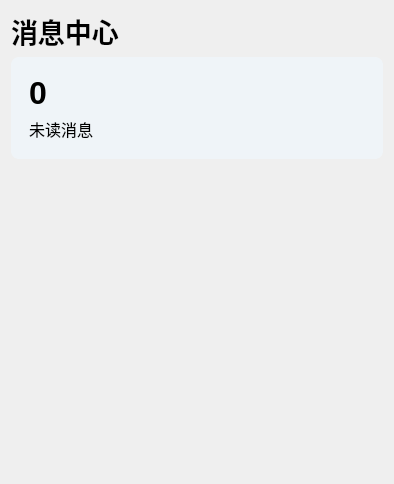
JunWang666/LabNexus, file view/messageCenter/messagewindow.ui: the form before one commit.
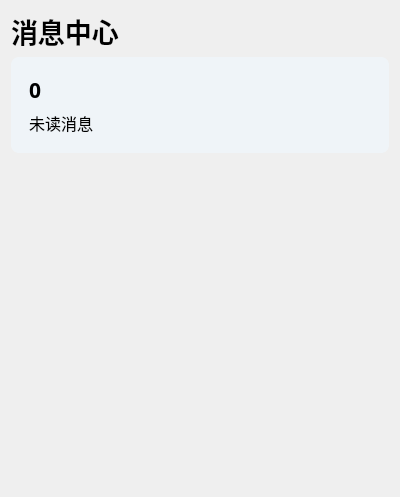
The form after the commit.

Commit message:
[feature] 更新消息中心 UI 并添加用户信息修改功能
- 调整了 `messagewindow.ui` 的窗口大小和部分控件样式。
- 在 `data_UserControl` 中新增了 `changeUserName` 方法，用于更改用户的用户名。
- 更新了 `getUserInWhichGroup` 方法，返回组名列表，并新增 `getUserInWhichGroupList` 和 `deleteUserFromGroup` 方法。

Diff of the .ui file:
```diff
--- a/view/messageCenter/messagewindow.ui
+++ b/view/messageCenter/messagewindow.ui
@@ -6,8 +6,8 @@
    <rect>
     <x>0</x>
     <y>0</y>
-    <width>394</width>
-    <height>484</height>
+       <width>400</width>
+       <height>497</height>
    </rect>
   </property>
   <property name="windowTitle">
@@ -73,6 +73,18 @@
     QScrollBar::add-page:vertical, QScrollBar::sub-page:vertical {
     background: none;
     }
+
+       #label_Title{
+       background-color: rgba(255, 255, 255, 0);
+       border: none;
+
+       font: 700 20pt &quot;Microsoft YaHei UI&quot;;
+       }
+
+       #label_num{
+       font: 700 16pt &quot;Segoe UI Variable&quot;;
+       }
+
    </string>
   </property>
   <layout class="QVBoxLayout" name="verticalLayout_2">
@@ -80,8 +92,9 @@
     <widget class="QLabel" name="label_Title">
      <property name="font">
       <font>
-       <family>Segoe UI Variable</family>
+          <family>Microsoft YaHei UI</family>
        <pointsize>20</pointsize>
+          <italic>false</italic>
        <bold>true</bold>
       </font>
      </property>
@@ -112,8 +125,9 @@
           <widget class="QLabel" name="label">
            <property name="font">
             <font>
-             <family>Segoe UI</family>
-             <pointsize>24</pointsize>
+                <family>Segoe UI Variable</family>
+                <pointsize>16</pointsize>
+                <italic>false</italic>
              <bold>true</bold>
             </font>
            </property>
@@ -155,8 +169,8 @@
        <rect>
         <x>0</x>
         <y>0</y>
-        <width>376</width>
-        <height>311</height>
+           <width>382</width>
+           <height>340</height>
        </rect>
       </property>
      </widget>
```
Left out of the diff: 2 changed lines with no effect on the pictures. The commit also changes 4 other files.
